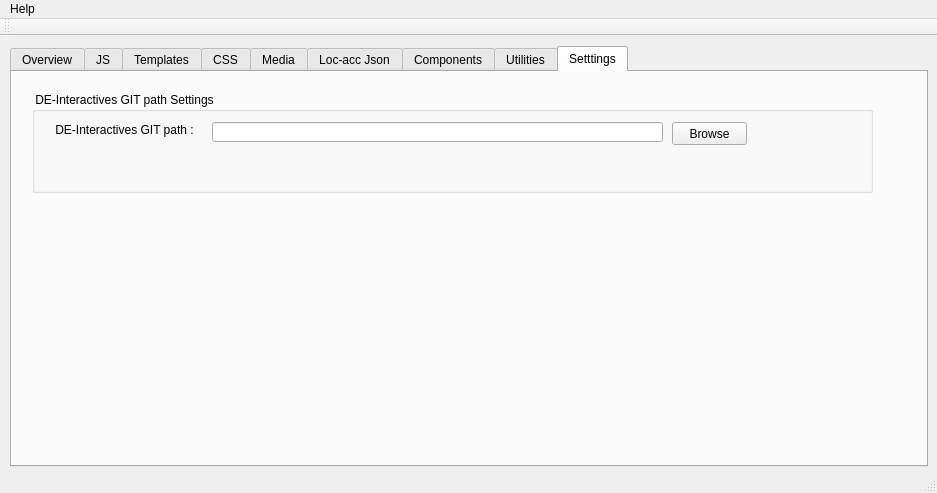
vihangpatel/WatchDog2, file mainwindow.ui: the form before one commit.
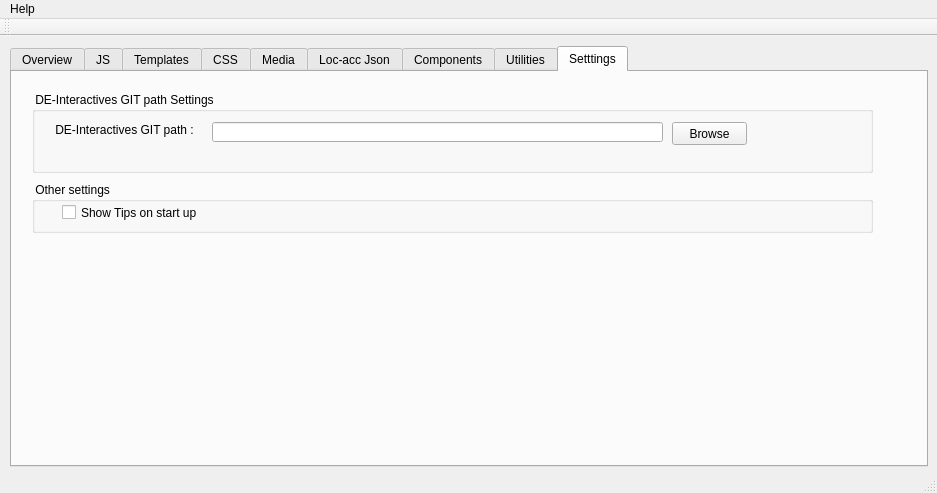
The form after the commit. The open tabs and pages were chosen to show the change. Icons and pictures are not drawn.

The edit to the form file:
```diff
--- a/mainwindow.ui
+++ b/mainwindow.ui
@@ -2794,7 +2794,7 @@
         <x>20</x>
         <y>20</y>
         <width>841</width>
-        <height>101</height>
+        <height>81</height>
        </rect>
       </property>
       <property name="title">
@@ -2837,6 +2837,32 @@
        </property>
       </widget>
      </widget>
+     <widget class="QGroupBox" name="groupBox_7">
+      <property name="geometry">
+       <rect>
+        <x>20</x>
+        <y>110</y>
+        <width>841</width>
+        <height>51</height>
+       </rect>
+      </property>
+      <property name="title">
+       <string> Other settings </string>
+      </property>
+      <widget class="QCheckBox" name="cb_showTips">
+       <property name="geometry">
+        <rect>
+         <x>30</x>
+         <y>20</y>
+         <width>261</width>
+         <height>21</height>
+        </rect>
+       </property>
+       <property name="text">
+        <string>Show Tips on start up</string>
+       </property>
+      </widget>
+     </widget>
     </widget>
    </widget>
   </widget>
```
Left out of the diff: 2 changed lines with no effect on the pictures.
